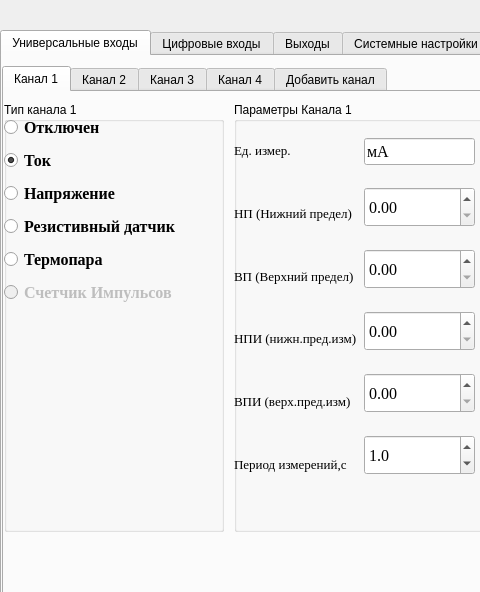
Qt form options.ui (tomyqg/topaz-m) before a commit; both pictures show x 0 to 480 and y 0 to 592 of the 1280 by 800 pixel window.
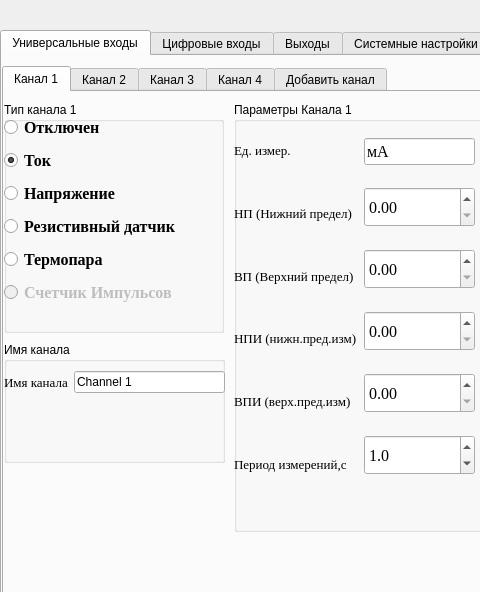
The same form after that commit.

Commit message: keep work with options

Patch:
```diff
--- a/options.ui
+++ b/options.ui
@@ -81,7 +81,7 @@
          <x>0</x>
          <y>10</y>
          <width>220</width>
-         <height>430</height>
+         <height>231</height>
         </rect>
        </property>
        <property name="title">
@@ -958,6 +958,51 @@
         </item>
        </widget>
       </widget>
+      <widget class="QGroupBox" name="groupBox_20">
+       <property name="geometry">
+        <rect>
+         <x>0</x>
+         <y>250</y>
+         <width>221</width>
+         <height>121</height>
+        </rect>
+       </property>
+       <property name="title">
+        <string>Имя канала</string>
+       </property>
+       <widget class="QWidget" name="">
+        <property name="geometry">
+         <rect>
+          <x>0</x>
+          <y>20</y>
+          <width>221</width>
+          <height>41</height>
+         </rect>
+        </property>
+        <layout class="QHBoxLayout" name="horizontalLayout">
+         <item>
+          <widget class="QLabel" name="label_59">
+           <property name="font">
+            <font>
+             <family>Times New Roman</family>
+             <pointsize>10</pointsize>
+            </font>
+           </property>
+           <property name="text">
+            <string>Имя канала</string>
+           </property>
+          </widget>
+         </item>
+         <item>
+          <widget class="QLineEdit" name="Name_Channel_1">
+           <property name="text">
+            <string>Channel 1</string>
+           </property>
+          </widget>
+         </item>
+        </layout>
+       </widget>
+      </widget>
      </widget>
      <widget class="QWidget" name="tab_7">
       <attribute name="title">
```
Left out of the diff: 2 changed lines with no effect on the pictures. The commit also changes 9 other files.
